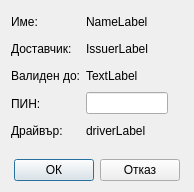
Old version of the form src/View/Widgets/PinPromptDialog.ui in the repository thefinalcutbg/DinoDent.
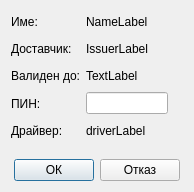
New version of the form.

Commit message: label rename

The edit to the form file:
```diff
--- a/src/View/Widgets/PinPromptDialog.ui
+++ b/src/View/Widgets/PinPromptDialog.ui
@@ -74,7 +74,7 @@
        <item>
         <widget class="QLabel" name="label_5">
          <property name="text">
-          <string>Драйвър:</string>
+          <string>Драйвер:</string>
          </property>
         </widget>
        </item>
```
Left out of the diff: 18 changed lines with no effect on the pictures. The commit also changes 1 other file.
